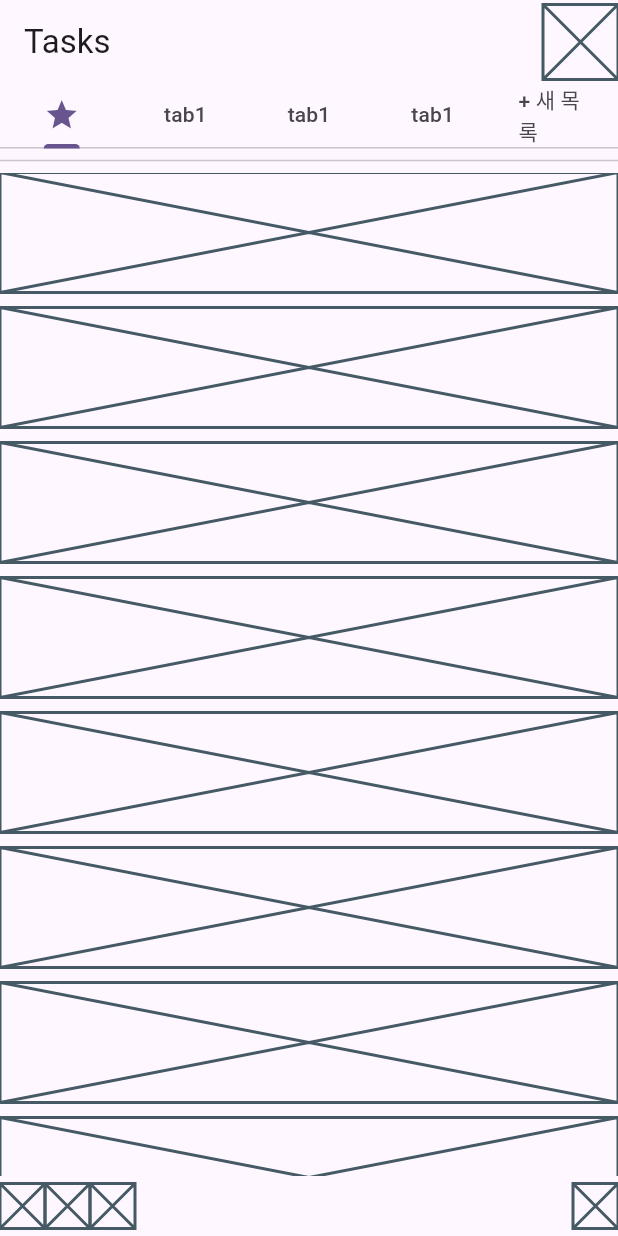
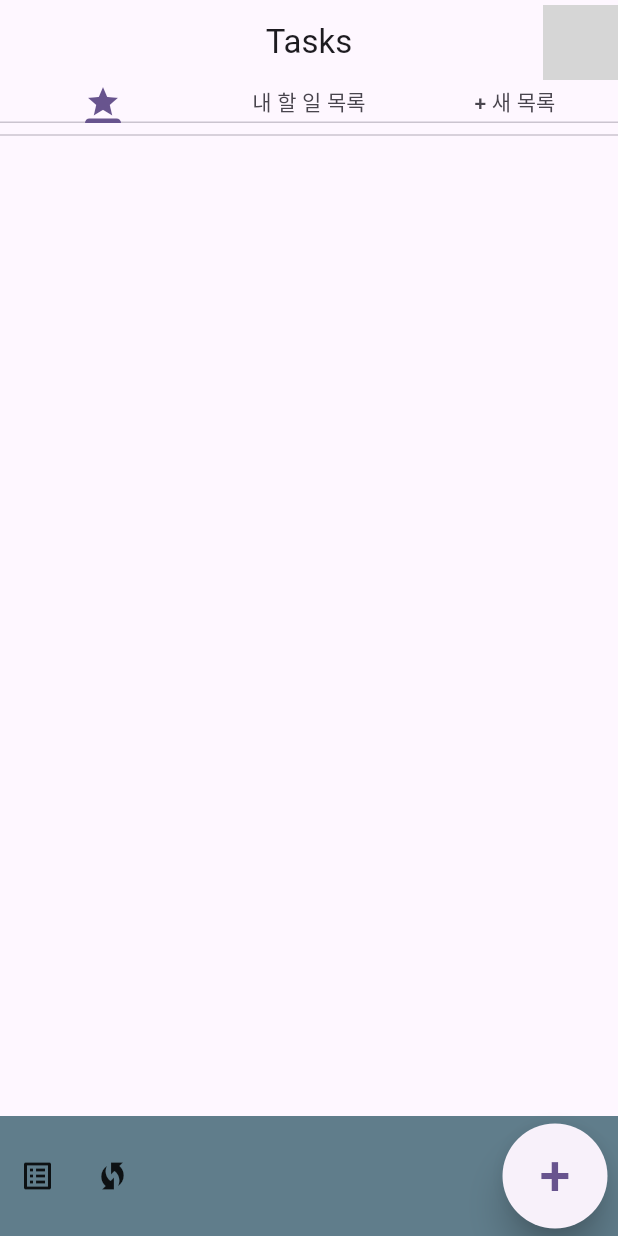
Before and after one commit to Kim-Martino/Google-Task-Clone, a Flutter app: the screen it shows after launch, on a phone screen of 412 x 824 dp. Run offline on Flutter 3.47's test engine with Material 2 defaults, Android fonts, the phone set to English and light mode, and no system bars; missing offline and left inert: googletask; grey boxes are pictures that could not be loaded.

Commit message:
Work #1
#1
Task list 컨테이너 임시 삭제

#2
네비게이션바 버튼 3개 디자인 및
팝업메뉴 추가

```diff
--- a/lib/main.dart
+++ b/lib/main.dart
@@ -1,23 +1,22 @@
 import 'package:flutter/material.dart';
-
 import 'presentation/list/screen.dart';
 
 void main() {
-  runApp(const MyApp());
+  runApp(const Myapp());
 }
 
-class MyApp extends StatelessWidget {
-  const MyApp({super.key});
+class Myapp extends StatelessWidget {
+  const Myapp({super.key});
 
   @override
   Widget build(BuildContext context) {
     return MaterialApp(
-      title: 'Flutter Demo',
+      title: 'TASK DEMO',
       theme: ThemeData(
         colorScheme: ColorScheme.fromSeed(seedColor: Colors.deepPurple),
         useMaterial3: true,
       ),
-      home: const ListScreen(),
+      home: ListScreen(),
     );
   }
 }
--- a/lib/presentation/list/screen.dart
+++ b/lib/presentation/list/screen.dart
@@ -1,4 +1,5 @@
 import 'package:flutter/material.dart';
+import 'package:googletask/presentation/detail/screen.dart';
 
 class ListScreen extends StatelessWidget {
   const ListScreen({super.key});
@@ -7,116 +8,121 @@ class ListScreen extends StatelessWidget {
   Widget build(BuildContext context) {
     return Scaffold(
       appBar: AppBar(
+        centerTitle: true,
         title: Text('Tasks'),
         actions: [
-          SizedBox(
+          Container(
             width: 50,
             height: 50,
-            child: Placeholder(),
+            child: InkWell(
+              onTap: () {},
+              child: Image.asset('assets/images/user.png'),
+            ),
           )
         ],
       ),
       body: DefaultTabController(
-        length: 5,
+        length: 3,
         child: Column(
           children: [
             TabBar(tabs: [
               Icon(Icons.star),
-              Text('tab1'),
-              Text('tab1'),
-              Text('tab1'),
+              Text('내 할 일 목록'),
               Text('+ 새 목록'),
             ]),
             Divider(),
-            Expanded(
-              child: TabBarView(children: [
-                ListView.separated(
-                  itemCount: 40,
-                  separatorBuilder: (context, index) {
-                    return SizedBox(
-                      height: 10,
-                    );
-                  },
-                  itemBuilder: (context, index) {
-                    return Container(
-                      height: 80,
-                      child: Placeholder(),
-                    );
-                  },
-                ),
-                ListView.separated(
-                  itemCount: 40,
-                  separatorBuilder: (context, index) {
-                    return SizedBox(
-                      height: 10,
-                    );
-                  },
-                  itemBuilder: (context, index) {
-                    return Container(
-                      height: 80,
-                      child: Placeholder(),
-                    );
-                  },
-                ),
-                ListView.separated(
-                  itemCount: 40,
-                  separatorBuilder: (context, index) {
-                    return SizedBox(
-                      height: 10,
-                    );
-                  },
-                  itemBuilder: (context, index) {
-                    return Container(
-                      height: 80,
-                      child: Placeholder(),
-                    );
-                  },
-                ),
-                ListView.separated(
-                  itemCount: 40,
-                  separatorBuilder: (context, index) {
-                    return SizedBox(
-                      height: 10,
-                    );
-                  },
-                  itemBuilder: (context, index) {
-                    return Container(
-                      height: 80,
-                      child: Placeholder(),
-                    );
-                  },
-                ),
-                Container(),
-              ]),
-            ),
           ],
         ),
       ),
       bottomNavigationBar: Container(
+        color: Colors.blueGrey,
         width: double.maxFinite,
-        height: 40,
+        height: 80,
         child: Row(
           children: [
             Container(
-              width: 30,
-              height: 30,
-              child: Placeholder(),
+              width: 50,
+              height: 50,
+              child: PopupMenuButton(
+                  icon: Icon(Icons.list_alt_outlined),
+                  itemBuilder: (context) => [
+                        PopupMenuItem(
+                          value: 1,
+                          child: Text("별표표시한 할 일"),
+                        ),
+                        PopupMenuItem(value: 2, child: Text("내 할 일 목록")),
+                      ]),
             ),
             Container(
-              width: 30,
-              height: 30,
-              child: Placeholder(),
-            ),
-            Container(
-              width: 30,
-              height: 30,
-              child: Placeholder(),
+              width: 50,
+              height: 50,
+              child: PopupMenuButton(
+                  icon: Icon(Icons.wifi_protected_setup_sharp),
+                  itemBuilder: (context) => [
+                        PopupMenuItem(
+                          value: 1,
+                          child: Text("최근 별표표시한 항목"),
+                        ),
+                        PopupMenuItem(value: 2, child: Text("날짜")),
+                      ]),
             ),
             Spacer(),
             Container(
-              width: 30,
-              height: 30,
-              child: Placeholder(),
+              margin: EdgeInsets.only(right: 7),
+              width: 70,
+              height: 70,
+              child: ElevatedButton(
+                child: Text(
+                  '+',
+                  style: TextStyle(
+                    fontSize: 37,
+                  ),
+                ),
+                onPressed: () {
+                  showDialog(
+                    context: context,
+                    builder: (_) {
+                      return AlertDialog(
+                        title: const Text("내 할 일 목록"),
+                        actions: [
+                          TextField(
+                            decoration: InputDecoration(hintText: "내 할 일"),
+                          ),
+                          Container(
+                            child: Row(
+                              children: [
+                                Container(
+                                  width: 5,
+                                  height: 5,
+                                ),
+                                Container(
+                                  width: 5,
+                                  height: 5,
+                                ),
+                                Container(
+                                  width: 5,
+                                  height: 5,
+                                ),
+                                Spacer(),
+                                Container(
+                                  child: ElevatedButton(
+                                    onPressed: () {},
+                                    child: Text("저장"),
+                                  ),
+                                )
+                              ],
+                            ),
+                          )
+                        ],
+                      );
+                    },
+                  );
+                },
+                style: ElevatedButton.styleFrom(
+                  minimumSize: Size(60, 60),
+                  elevation: 10,
+                ),
+              ),
             )
           ],
         ),
```
Also changed, not shown: assets/images/user.png (added), pubspec.lock.
